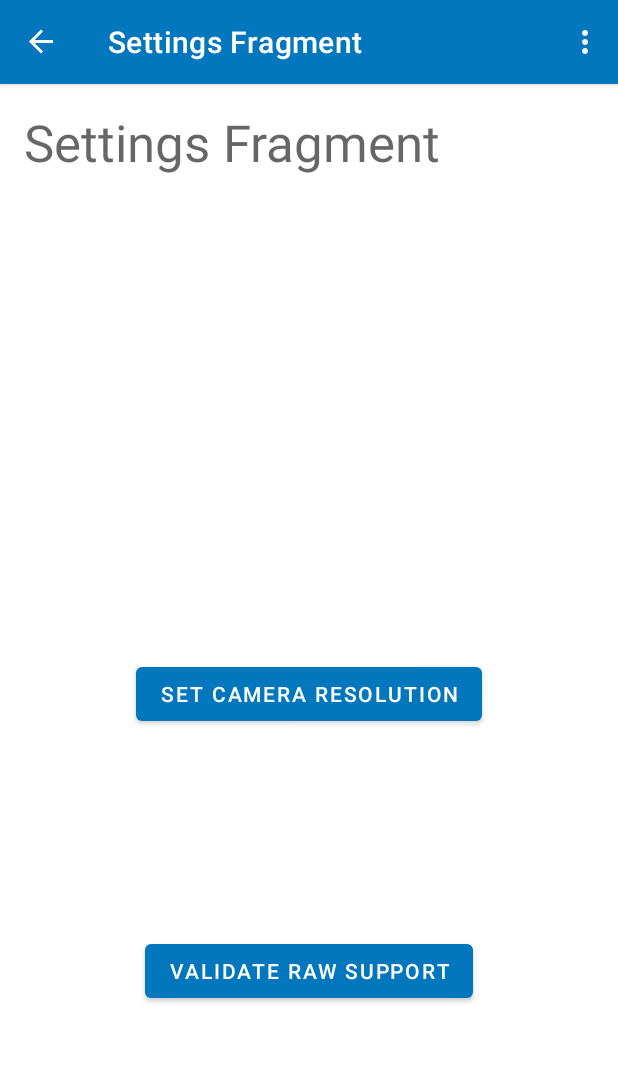
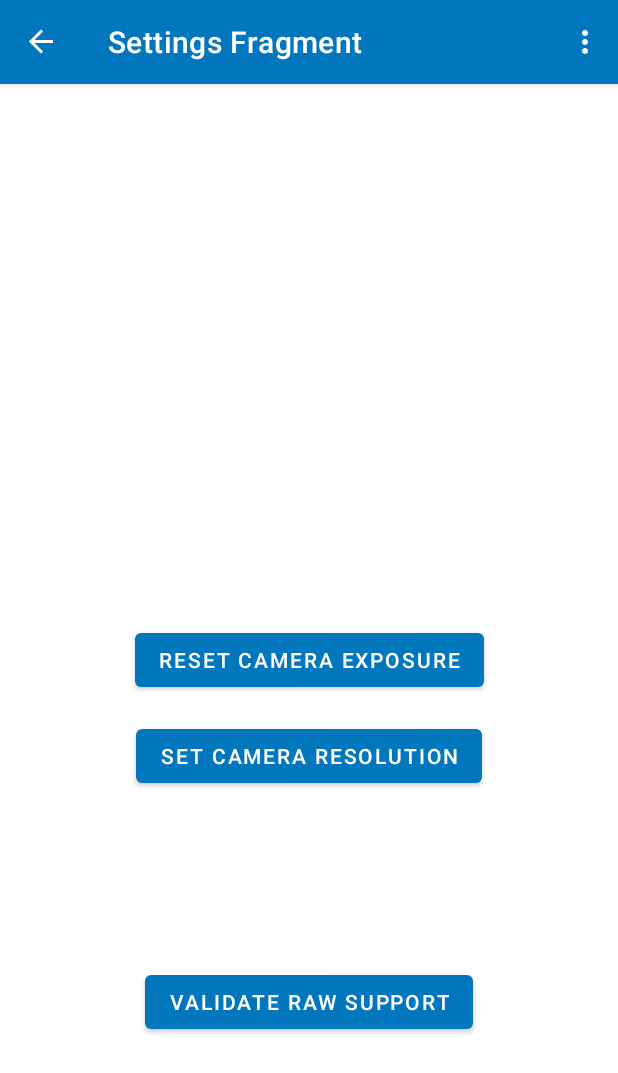
Before and after one commit to navyman4mm/CameraX, an Android app: the SettingsFragment screen opened through its navigation route, on a phone screen of 412 x 824 dp. Shown: the top 1073 px of the screen. Run offline under Robolectric (Android 15) with nearby library versions, the phone set to English and light mode, and no system bars; our stand-ins replace navigation-ui; libraries missing offline, so code that uses them is left out: androidx.camera.camera2, androidx.camera.core, androidx.camera.lifecycle, androidx.camera.view; 2 statements that could not run were skipped.

Commit message:
Exposure_Controls_Refined * Moved the Exposure controls to CameraXSetupData.kt * Added the ability to step up or down the exposure levels. * Added a reset to exposure levels in Settings

```diff
--- a/CameraXExtreme/app/src/main/java/com/digital_tectonics/cameraxextreme/constant/AppConstant.kt
+++ b/CameraXExtreme/app/src/main/java/com/digital_tectonics/cameraxextreme/constant/AppConstant.kt
@@ -13,6 +13,9 @@ import android.view.View
  *
  * @author Daniel Randall on 2021-11-17.
  */
+
+const val APP_PACKAGE = "com.digital_tectonics.spacetrader"
+const val APP_STORE_URL = "https://play.google.com/store/apps/details?id=$APP_PACKAGE"
 
 /**
  * Combination of all flags required to put activity into immersive mode
--- a/CameraXExtreme/app/src/main/java/com/digital_tectonics/cameraxextreme/extension/CameraExtension.kt
+++ b/CameraXExtreme/app/src/main/java/com/digital_tectonics/cameraxextreme/extension/CameraExtension.kt
@@ -211,10 +211,7 @@ fun ImageCapture?.logCameraExposureData(tag: String = IMAGE_CAPTURE_TAG): Camera
                 Log.d(tag, "Camera ExposureCompensationIndex: ${this.exposureCompensationIndex}")
                 Log.d(tag, "Camera ExposureCompensationRange: ${this.exposureCompensationRange}")
                 Log.d(tag, "Camera ExposureCompensationStep: ${this.exposureCompensationStep}")
-                Log.d(
-                    tag,
-                    "Camera ExposureCompensationSupported: ${this.isExposureCompensationSupported}"
-                )
+                Log.d(tag, "Camera ExposureCompensationSupported: ${this.isExposureCompensationSupported}")
             }
             cameraExposureData
         }
--- a/CameraXExtreme/app/src/main/java/com/digital_tectonics/cameraxextreme/ui/SettingsFragment.kt
+++ b/CameraXExtreme/app/src/main/java/com/digital_tectonics/cameraxextreme/ui/SettingsFragment.kt
@@ -11,6 +11,7 @@ import android.content.Context
 import android.hardware.camera2.CameraCharacteristics
 import android.hardware.camera2.CameraManager
 import android.os.Bundle
+import android.util.Log
 import androidx.fragment.app.Fragment
 import android.view.LayoutInflater
 import android.view.View
@@ -50,6 +51,15 @@ class SettingsFragment : Fragment() {
 
         binding.settingsSetCameraResolutionButton.setOnClickListener {
             if (sharedViewModel.allPermissionsGranted(requireContext())) {
+                sharedViewModel.cameraSetupData.value?.setCameraExposureToValue(tag = TAG)
+                sharedViewModel.cameraSetupData.value?.logCameraExposureData(TAG)
+            } else {
+                activity?.requestPermissionsFromUser()
+            }
+        }
+
+        binding.settingsSetCameraResolutionButton.setOnClickListener {
+            if (sharedViewModel.allPermissionsGranted(requireContext())) {
                 displayCameraResolutionOptions()
             } else {
                 activity?.requestPermissionsFromUser()
@@ -78,6 +88,7 @@ class SettingsFragment : Fragment() {
         var tempCameraCharacteristics: CameraCharacteristics?
         for (cameraId in cameraManager.cameraIdList) {
             tempCameraCharacteristics = cameraManager.getCameraCharacteristics(cameraId)
+            Log.d(TAG, "Camera Id: $cameraId")
             MaterialAlertDialogBuilder(requireContext())
                 .setTitle(getString(R.string.raw_test_title, cameraId))
                 .setMessage(
@@ -108,10 +119,10 @@ class SettingsFragment : Fragment() {
             ) { dialog, which ->
                 // Respond to item chosen
             }
-            .setNeutralButton(resources.getString(android.R.string.cancel)) { dialog, _ ->
+            .setNeutralButton(android.R.string.cancel) { dialog, _ ->
                 dialog.dismiss()
             }
-            .setPositiveButton(resources.getString(android.R.string.ok)) { dialog, which ->
+            .setPositiveButton(android.R.string.ok) { dialog, which ->
                 // TODO: Update the Shared viewmodel
 
             }
--- a/CameraXExtreme/app/src/main/res/layout/fragment_settings.xml
+++ b/CameraXExtreme/app/src/main/res/layout/fragment_settings.xml
@@ -12,23 +12,25 @@
     android:layout_margin="@dimen/dimen_common_margin"
     tools:context=".ui.SettingsFragment">
 
-    <TextView
-        android:id="@+id/settingsTitle"
-        android:layout_width="match_parent"
+    <Button
+        android:id="@+id/settingsResetCameraExposureButton"
+        android:layout_width="wrap_content"
         android:layout_height="wrap_content"
-        android:text="@string/fragment_label_settings"
-        android:textAppearance="@style/TextAppearance.AppCompat.Display1"
+        android:text="@string/reset_camera_exposure_label"
+        app:layout_constraintBottom_toBottomOf="parent"
+        app:layout_constraintEnd_toEndOf="parent"
+        app:layout_constraintStart_toStartOf="parent"
         app:layout_constraintTop_toTopOf="parent" />
 
     <Button
         android:id="@+id/settingsSetCameraResolutionButton"
         android:layout_width="wrap_content"
         android:layout_height="wrap_content"
+        android:layout_marginTop="@dimen/dimen_common_margin"
         android:text="@string/set_camera_resolution_label"
-        app:layout_constraintBottom_toBottomOf="parent"
         app:layout_constraintEnd_toEndOf="parent"
         app:layout_constraintStart_toStartOf="parent"
-        app:layout_constraintTop_toBottomOf="@id/settingsTitle" />
+        app:layout_constraintTop_toBottomOf="@+id/settingsResetCameraExposureButton" />
 
     <Button
         android:id="@+id/settingsRawSupportTestButton"
--- a/CameraXExtreme/app/src/main/res/values-night/themes.xml
+++ b/CameraXExtreme/app/src/main/res/values-night/themes.xml
@@ -4,11 +4,11 @@
         <!-- Primary brand color. -->
         <item name="colorPrimary">@color/dark_blue</item>
         <item name="colorPrimaryVariant">@color/dark_blue</item>
-        <item name="colorOnPrimary">@color/black</item>
+        <item name="colorOnPrimary">@color/white</item>
         <!-- Secondary brand color. -->
         <item name="colorSecondary">@color/dark_green</item>
         <item name="colorSecondaryVariant">@color/dark_green</item>
-        <item name="colorOnSecondary">@color/black</item>
+        <item name="colorOnSecondary">@color/white</item>
         <!-- Status bar color. -->
         <item name="android:statusBarColor" tools:targetApi="l">?attr/colorPrimaryVariant</item>
         <!-- Error color -->
--- a/CameraXExtreme/app/src/main/res/values/strings.xml
+++ b/CameraXExtreme/app/src/main/res/values/strings.xml
@@ -19,7 +19,11 @@
     <string name="camera_exposure_compensation_index">Exposure Compensation Index: %s</string>
     <string name="camera_exposure_compensation_range">Exposure Compensation Range: %s</string>
     <string name="camera_exposure_compensation_step_size">Exposure Compensation Step Size: %s</string>
+
+    <string name="exposure_step_up_">Step Up</string>
+    <string name="exposure_step_down">Step Down</string>
     <!-- Settings -->
+    <string name="reset_camera_exposure_label">Reset Camera Exposure</string>
     <string name="set_camera_resolution_label">Set Camera Resolution</string>
     <string name="raw_test_title">RAW Camera: %s</string>
     <string name="raw_test_label">Validate Raw Support</string>
```
Also changed, not shown: CameraXExtreme/app/src/main/java/com/digital_tectonics/cameraxextreme/constant/ExposureLevel.kt (added, +20 -0 lines), CameraXExtreme/app/src/main/java/com/digital_tectonics/cameraxextreme/model/CameraXSetupData.kt (+24 -0 lines), CameraXExtreme/app/src/main/java/com/digital_tectonics/cameraxextreme/ui/CaptureFragment.kt (+11 -1 lines), 1 other file.
